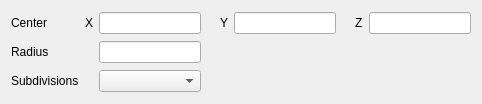
spoosanthiram/Thanuva, file ThanuvaUi/Form/SphereWidget.ui: the form before one commit.
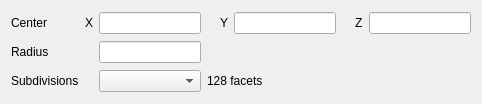
The form after the commit.

Diff of the .ui file:
```diff
--- a/ThanuvaUi/Form/SphereWidget.ui
+++ b/ThanuvaUi/Form/SphereWidget.ui
@@ -149,7 +149,7 @@
    <item row="2" column="3">
     <widget class="QLabel" name="numFacetsLabel">
      <property name="text">
-      <string/>
+      <string>128 facets</string>
      </property>
     </widget>
    </item>
```
